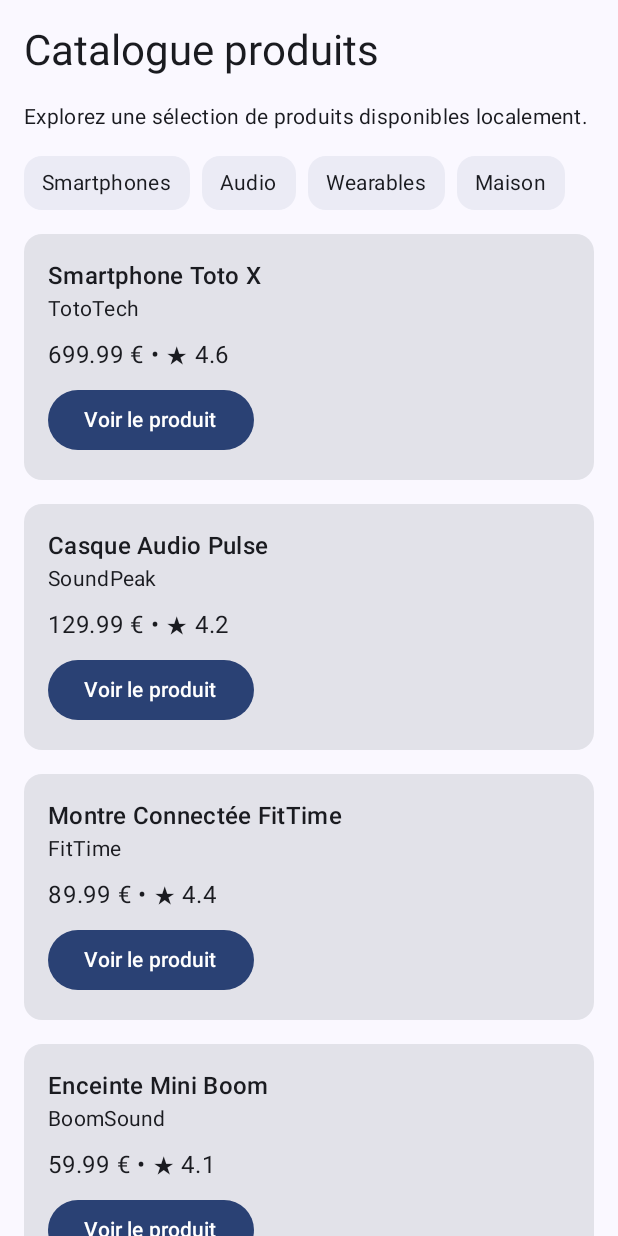
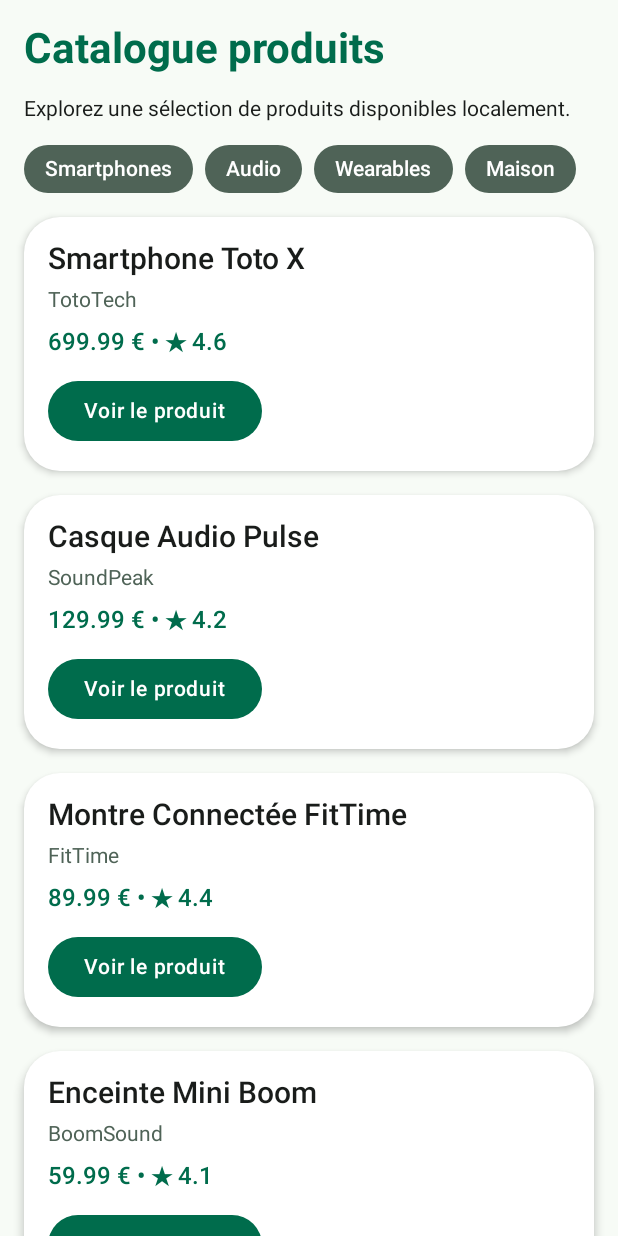
Before and after one commit to AlexTng44000/ProductExplorer, an Android app built with Jetpack Compose: the screen it shows after launch (MainActivity), on a phone screen of 412 x 824 dp. Run offline under Robolectric (Android 15) with nearby library versions, the phone set to English and light mode, and no system bars.

Commit message:
feat: TP7 custom Material3 theme and light dark previews

```diff
--- a/app/src/main/java/com/example/productexplorer/MainActivity.kt
+++ b/app/src/main/java/com/example/productexplorer/MainActivity.kt
@@ -35,6 +35,8 @@ import androidx.compose.foundation.layout.PaddingValues
 import androidx.compose.foundation.lazy.LazyColumn
 import androidx.compose.foundation.lazy.LazyRow
 import androidx.compose.foundation.lazy.items
+import androidx.compose.foundation.background
+import androidx.compose.material3.CardDefaults
 
 class MainActivity : ComponentActivity() {
     override fun onCreate(savedInstanceState: Bundle?) {
@@ -220,16 +222,17 @@ fun CategoryChip(
 ) {
     Surface(
         modifier = modifier,
-        shape = MaterialTheme.shapes.medium,
-        tonalElevation = 2.dp
+        shape = MaterialTheme.shapes.extraLarge,
+        color = MaterialTheme.colorScheme.secondary,
+        contentColor = MaterialTheme.colorScheme.onPrimary
     ) {
         Text(
             text = label,
             modifier = Modifier.padding(
-                horizontal = 12.dp,
+                horizontal = 14.dp,
                 vertical = 8.dp
             ),
-            style = MaterialTheme.typography.bodyMedium
+            style = MaterialTheme.typography.labelLarge
         )
     }
 }
@@ -653,28 +656,45 @@ fun ProductListItem(
     onClick: () -> Unit,
     modifier: Modifier = Modifier
 ) {
-    Card(modifier = modifier.fillMaxWidth()) {
-        Column(modifier = Modifier.padding(16.dp)) {
+    Card(
+        modifier = modifier.fillMaxWidth(),
+        shape = MaterialTheme.shapes.large,
+        colors = CardDefaults.cardColors(
+            containerColor = MaterialTheme.colorScheme.surface
+        ),
+        elevation = CardDefaults.cardElevation(
+            defaultElevation = 3.dp
+        )
+    ) {
+        Column(
+            modifier = Modifier.padding(16.dp)
+        ) {
             Text(
                 text = product.title,
-                style = MaterialTheme.typography.titleMedium
-            )
-
-            Text(
-                text = product.brand,
-                style = MaterialTheme.typography.bodyMedium
+                style = MaterialTheme.typography.titleLarge,
+                color = MaterialTheme.colorScheme.onSurface
             )
 
             Spacer(modifier = Modifier.height(8.dp))
 
             Text(
-                text = "${product.price} € • ★ ${product.rating}"
+                text = product.brand,
+                style = MaterialTheme.typography.bodyMedium,
+                color = MaterialTheme.colorScheme.secondary
             )
 
             Spacer(modifier = Modifier.height(8.dp))
 
+            Text(
+                text = "${product.price} € • ★ ${product.rating}",
+                style = MaterialTheme.typography.titleMedium,
+                color = MaterialTheme.colorScheme.primary
+            )
+
+            Spacer(modifier = Modifier.height(12.dp))
+
             Button(onClick = onClick) {
-                Text("Voir le produit")
+                Text(text = "Voir le produit")
             }
         }
     }
@@ -687,14 +707,17 @@ fun ProductCatalogScreen(
     modifier: Modifier = Modifier
 ) {
     LazyColumn(
-        modifier = modifier.fillMaxSize(),
+        modifier = modifier
+            .fillMaxSize()
+            .background(MaterialTheme.colorScheme.background),
         contentPadding = PaddingValues(16.dp),
         verticalArrangement = Arrangement.spacedBy(16.dp)
     ) {
         item {
             Text(
                 text = "Catalogue produits",
-                style = MaterialTheme.typography.headlineMedium
+                style = MaterialTheme.typography.headlineMedium,
+                color = MaterialTheme.colorScheme.primary
             )
         }
 
@@ -731,3 +754,31 @@ fun ProductCatalogScreenPreview() {
         )
     }
 }
+
+@Preview(
+    showBackground = true,
+    name = "Catalogue - Light Theme"
+)
+@Composable
+fun ProductCatalogScreenLightPreview() {
+    ProductExplorerTheme(darkTheme = false) {
+        ProductCatalogScreen(
+            products = sampleProducts(),
+            onProductClick = {}
+        )
+    }
+}
+
+@Preview(
+    showBackground = true,
+    name = "Catalogue - Dark Theme"
+)
+@Composable
+fun ProductCatalogScreenDarkPreview() {
+    ProductExplorerTheme(darkTheme = true) {
+        ProductCatalogScreen(
+            products = sampleProducts(),
+            onProductClick = {}
+        )
+    }
+}
--- a/app/src/main/java/com/example/productexplorer/ui/theme/Theme.kt
+++ b/app/src/main/java/com/example/productexplorer/ui/theme/Theme.kt
@@ -1,58 +1,58 @@
+
 package com.example.productexplorer.ui.theme
 
-import android.app.Activity
-import android.os.Build
 import androidx.compose.foundation.isSystemInDarkTheme
+import androidx.compose.foundation.shape.RoundedCornerShape
 import androidx.compose.material3.MaterialTheme
+import androidx.compose.material3.Shapes
 import androidx.compose.material3.darkColorScheme
-import androidx.compose.material3.dynamicDarkColorScheme
-import androidx.compose.material3.dynamicLightColorScheme
 import androidx.compose.material3.lightColorScheme
 import androidx.compose.runtime.Composable
-import androidx.compose.ui.platform.LocalContext
+import androidx.compose.ui.graphics.Color
+import androidx.compose.ui.unit.dp
+
+private val LightColorScheme = lightColorScheme(
+    primary = Color(0xFF006C4C),
+    onPrimary = Color.White,
+    secondary = Color(0xFF4F6357),
+    background = Color(0xFFF7FBF6),
+    onBackground = Color(0xFF191C1A),
+    surface = Color(0xFFFFFFFF),
+    onSurface = Color(0xFF191C1A)
+)
 
 private val DarkColorScheme = darkColorScheme(
-    primary = Purple80,
-    secondary = PurpleGrey80,
-    tertiary = Pink80
+    primary = Color(0xFF7DDBB0),
+    onPrimary = Color(0xFF003826),
+    secondary = Color(0xFFB7CCBC),
+    background = Color(0xFF101411),
+    onBackground = Color(0xFFE0E4DF),
+    surface = Color(0xFF1C211D),
+    onSurface = Color(0xFFE0E4DF)
 )
 
-private val LightColorScheme = lightColorScheme(
-    primary = Purple40,
-    secondary = PurpleGrey40,
-    tertiary = Pink40
-
-    /* Other default colors to override
-    background = Color(0xFFFFFBFE),
-    surface = Color(0xFFFFFBFE),
-    onPrimary = Color.White,
-    onSecondary = Color.White,
-    onTertiary = Color.White,
-    onBackground = Color(0xFF1C1B1F),
-    onSurface = Color(0xFF1C1B1F),
-    */
+private val ProductShapes = Shapes(
+    small = RoundedCornerShape(8.dp),
+    medium = RoundedCornerShape(16.dp),
+    large = RoundedCornerShape(24.dp),
+    extraLarge = RoundedCornerShape(32.dp)
 )
 
 @Composable
 fun ProductExplorerTheme(
     darkTheme: Boolean = isSystemInDarkTheme(),
-    // Dynamic color is available on Android 12+
-    dynamicColor: Boolean = true,
     content: @Composable () -> Unit
 ) {
-    val colorScheme = when {
-        dynamicColor && Build.VERSION.SDK_INT >= Build.VERSION_CODES.S -> {
-            val context = LocalContext.current
-            if (darkTheme) dynamicDarkColorScheme(context) else dynamicLightColorScheme(context)
-        }
-
-        darkTheme -> DarkColorScheme
-        else -> LightColorScheme
+    val colorScheme = if (darkTheme) {
+        DarkColorScheme
+    } else {
+        LightColorScheme
     }
 
     MaterialTheme(
         colorScheme = colorScheme,
-        typography = Typography,
+        typography = ProductTypography,
+        shapes = ProductShapes,
         content = content
     )
 }
--- a/app/src/main/java/com/example/productexplorer/ui/theme/Type.kt
+++ b/app/src/main/java/com/example/productexplorer/ui/theme/Type.kt
@@ -1,34 +1,35 @@
+
 package com.example.productexplorer.ui.theme
 
 import androidx.compose.material3.Typography
 import androidx.compose.ui.text.TextStyle
-import androidx.compose.ui.text.font.FontFamily
 import androidx.compose.ui.text.font.FontWeight
 import androidx.compose.ui.unit.sp
 
-// Set of Material typography styles to start with
-val Typography = Typography(
-    bodyLarge = TextStyle(
-        fontFamily = FontFamily.Default,
-        fontWeight = FontWeight.Normal,
+val ProductTypography = Typography(
+    headlineMedium = TextStyle(
+        fontSize = 28.sp,
+        lineHeight = 34.sp,
+        fontWeight = FontWeight.Bold
+    ),
+    titleLarge = TextStyle(
+        fontSize = 20.sp,
+        lineHeight = 26.sp,
+        fontWeight = FontWeight.SemiBold
+    ),
+    titleMedium = TextStyle(
         fontSize = 16.sp,
-        lineHeight = 24.sp,
-        letterSpacing = 0.5.sp
+        lineHeight = 22.sp,
+        fontWeight = FontWeight.SemiBold
+    ),
+    bodyMedium = TextStyle(
+        fontSize = 14.sp,
+        lineHeight = 20.sp,
+        fontWeight = FontWeight.Normal
+    ),
+    labelLarge = TextStyle(
+        fontSize = 14.sp,
+        lineHeight = 18.sp,
+        fontWeight = FontWeight.Medium
     )
-    /* Other default text styles to override
-    titleLarge = TextStyle(
-        fontFamily = FontFamily.Default,
-        fontWeight = FontWeight.Normal,
-        fontSize = 22.sp,
-        lineHeight = 28.sp,
-        letterSpacing = 0.sp
-    ),
-    labelSmall = TextStyle(
-        fontFamily = FontFamily.Default,
-        fontWeight = FontWeight.Medium,
-        fontSize = 11.sp,
-        lineHeight = 16.sp,
-        letterSpacing = 0.5.sp
-    )
-    */
 )
```
